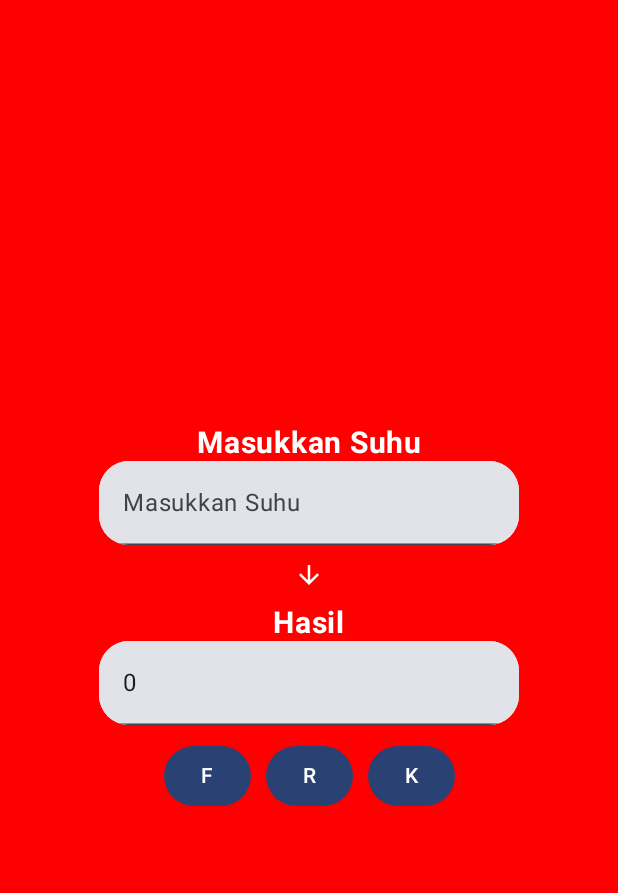
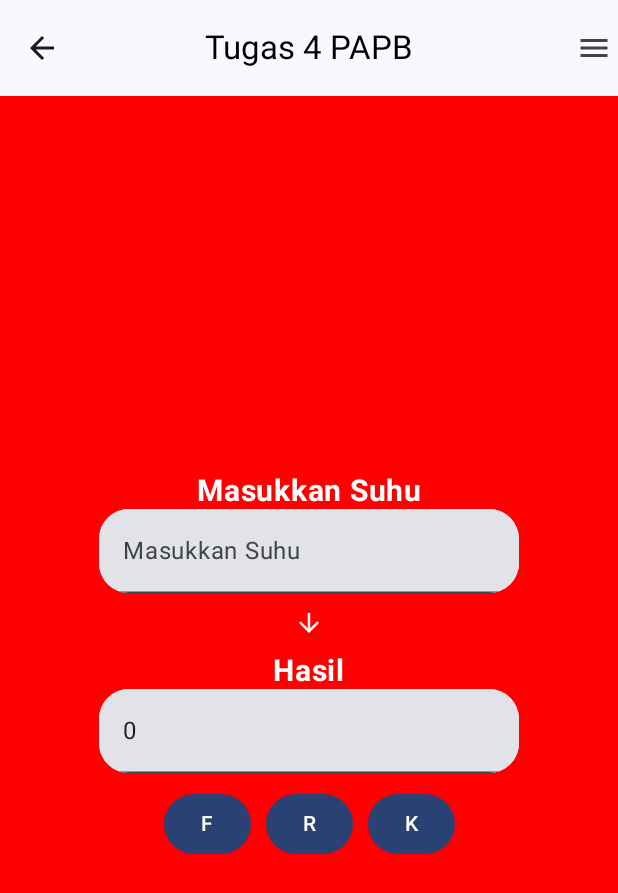
Before and after one commit to PACE1000/PAPB_Tugas4, an Android app built with Jetpack Compose: the TemperatureScreen screen opened through its navigation route, on a phone screen of 412 x 824 dp. Shown: the top 893 px of the screen. Run offline under Robolectric (Android 15) with nearby library versions, the phone set to English and light mode, and no system bars.

Commit message:
Tambahan File Tugas 4

```diff
--- /dev/null
+++ b/app/src/main/java/com/example/papbtugas3/Asset/Topbar.kt
@@ -0,0 +1,46 @@
+package com.example.papbtugas3.Asset
+
+import androidx.compose.material.icons.Icons
+import androidx.compose.material.icons.filled.ArrowBack
+import androidx.compose.material.icons.filled.Menu
+import androidx.compose.material3.CenterAlignedTopAppBar
+import androidx.compose.material3.ExperimentalMaterial3Api
+import androidx.compose.material3.Icon
+import androidx.compose.material3.IconButton
+import androidx.compose.material3.Text
+import androidx.compose.material3.TopAppBarDefaults
+import androidx.compose.material3.rememberTopAppBarState
+import androidx.compose.runtime.Composable
+import androidx.compose.ui.graphics.Color
+import androidx.compose.ui.tooling.preview.Preview
+import com.example.papbtugas3.ui.theme.PAPBTugas3Theme
+
+@OptIn(ExperimentalMaterial3Api::class)
+@Composable
+fun Topbar(){
+    val scrollBehavior = TopAppBarDefaults.pinnedScrollBehavior(rememberTopAppBarState())
+    CenterAlignedTopAppBar(
+        title = {
+            Text(text = "Tugas 4 PAPB",color = Color.Black)
+        },
+        navigationIcon = {
+            IconButton(onClick = { "Home_Screen"}) {
+                Icon(
+                    imageVector = Icons.Default.ArrowBack,
+                    contentDescription = null
+                )
+            }
+        }, actions = {
+            Icon(imageVector = Icons.Filled.Menu, contentDescription = null)
+        },
+        scrollBehavior = scrollBehavior
+    )
+}
+
+@Preview
+@Composable
+fun PreviewTopBar(){
+    PAPBTugas3Theme {
+        Topbar()
+    }
+}
--- a/app/src/main/java/com/example/papbtugas3/Screen/HomeScreen.kt
+++ b/app/src/main/java/com/example/papbtugas3/Screen/HomeScreen.kt
@@ -8,16 +8,22 @@ import androidx.compose.foundation.layout.Column
 import androidx.compose.foundation.layout.Spacer
 import androidx.compose.foundation.layout.fillMaxSize
 import androidx.compose.foundation.layout.height
+import androidx.compose.foundation.layout.padding
 import androidx.compose.foundation.shape.RoundedCornerShape
 import androidx.compose.material.icons.Icons
 import androidx.compose.material.icons.filled.CandlestickChart
 import androidx.compose.material.icons.filled.Coronavirus
+import androidx.compose.material3.ExperimentalMaterial3Api
+import androidx.compose.material3.Scaffold
 import androidx.compose.material3.Text
+import androidx.compose.material3.TopAppBarDefaults
+import androidx.compose.material3.rememberTopAppBarState
 import androidx.compose.runtime.Composable
 import androidx.compose.ui.Alignment
 import androidx.compose.ui.Modifier
 import androidx.compose.ui.draw.clip
 import androidx.compose.ui.graphics.Color
+import androidx.compose.ui.input.nestedscroll.nestedScroll
 import androidx.compose.ui.text.font.FontWeight
 import androidx.compose.ui.text.style.TextAlign
 import androidx.compose.ui.tooling.preview.Preview
@@ -26,10 +32,20 @@ import androidx.compose.ui.unit.sp
 import androidx.navigation.NavController
 import androidx.navigation.compose.rememberNavController
 import com.example.papbtugas3.Asset.BoxPilihan
+import com.example.papbtugas3.Asset.Topbar
 import com.example.papbtugas3.ui.theme.PAPBTugas3Theme
 
+@OptIn(ExperimentalMaterial3Api::class)
 @Composable
-fun HomeScreen(navController: NavController){
+fun HomeScreen(navController: NavController) {
+    val scrollBehavior = TopAppBarDefaults.pinnedScrollBehavior(rememberTopAppBarState())
+    Scaffold(
+        modifier = Modifier.nestedScroll(scrollBehavior.nestedScrollConnection),
+        topBar = {Topbar()},
+        content = { padding ->
+            Column(
+                modifier = Modifier.padding(padding)
+            ) {
                 Box(modifier = Modifier
                     .fillMaxSize()
                     .background(Color.Blue),
@@ -67,6 +83,10 @@ fun HomeScreen(navController: NavController){
                     }
                 }
             }
+            }
+    )
+        }
+
 
 @Preview
 @Composable
--- a/app/src/main/java/com/example/papbtugas3/Screen/TemperatureScreen.kt
+++ b/app/src/main/java/com/example/papbtugas3/Screen/TemperatureScreen.kt
@@ -8,6 +8,7 @@ import androidx.compose.foundation.layout.Row
 import androidx.compose.foundation.layout.Spacer
 import androidx.compose.foundation.layout.fillMaxSize
 import androidx.compose.foundation.layout.height
+import androidx.compose.foundation.layout.padding
 import androidx.compose.foundation.layout.size
 import androidx.compose.foundation.layout.width
 import androidx.compose.foundation.shape.RoundedCornerShape
@@ -15,6 +16,7 @@ import androidx.compose.material.icons.Icons
 import androidx.compose.material.icons.filled.ArrowDownward
 import androidx.compose.material3.Button
 import androidx.compose.material3.Icon
+import androidx.compose.material3.Scaffold
 import androidx.compose.material3.Text
 import androidx.compose.material3.TextField
 import androidx.compose.runtime.Composable
@@ -32,6 +34,7 @@ import androidx.compose.ui.unit.dp
 import androidx.compose.ui.unit.sp
 import androidx.navigation.NavController
 import androidx.navigation.compose.rememberNavController
+import com.example.papbtugas3.Asset.Topbar
 import com.example.papbtugas3.ui.theme.PAPBTugas3Theme
 import java.math.BigDecimal
 import java.math.RoundingMode
@@ -48,7 +51,13 @@ fun TemperatureScreen(navController: NavController){
     }
 
     var hasil = Hasil.toString()
-
+    Scaffold(
+        topBar = { Topbar()},
+        content = {
+            padding ->
+            Column(
+                modifier = Modifier.padding(padding)
+            ) {
                 Box(modifier = Modifier
                     .background(Color.Red)
                     .fillMaxSize(),
@@ -122,6 +131,9 @@ fun TemperatureScreen(navController: NavController){
                     }
                 }
             }
+        }
+    )
+}
 
 fun RumusSuhu(
     Suhu:String,
```
Also changed, not shown: app/src/main/java/com/example/papbtugas3/Navigation/NavGraph.kt (line endings or trailing spaces). Lines whose indentation alone changed are shown as unchanged.
